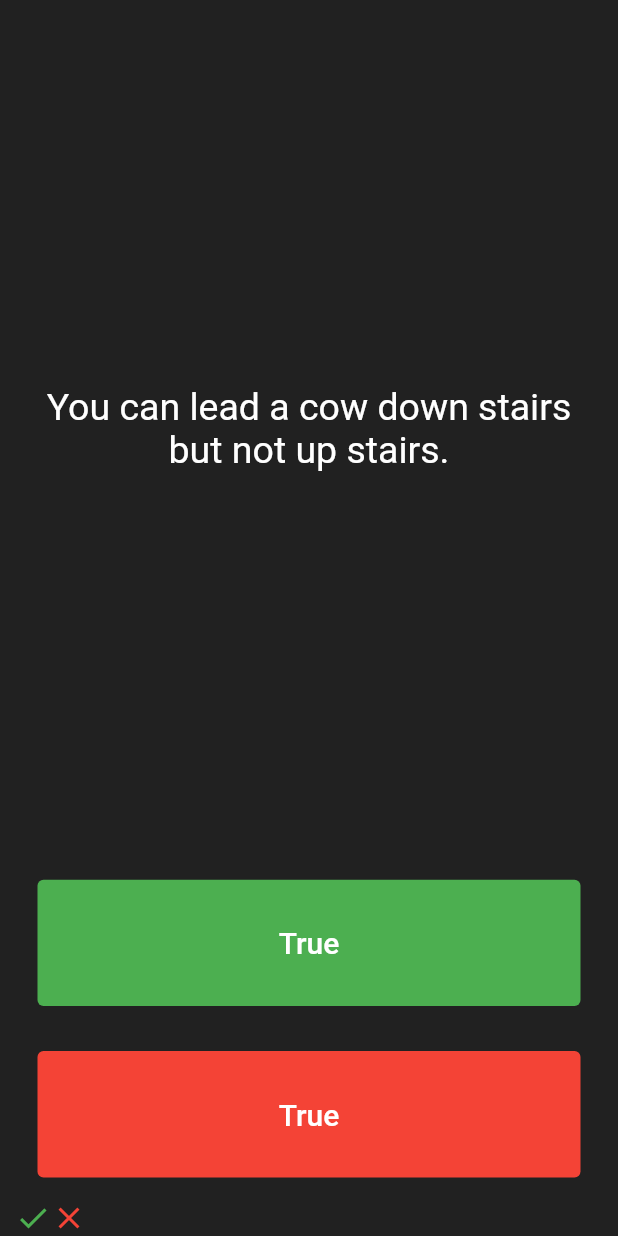
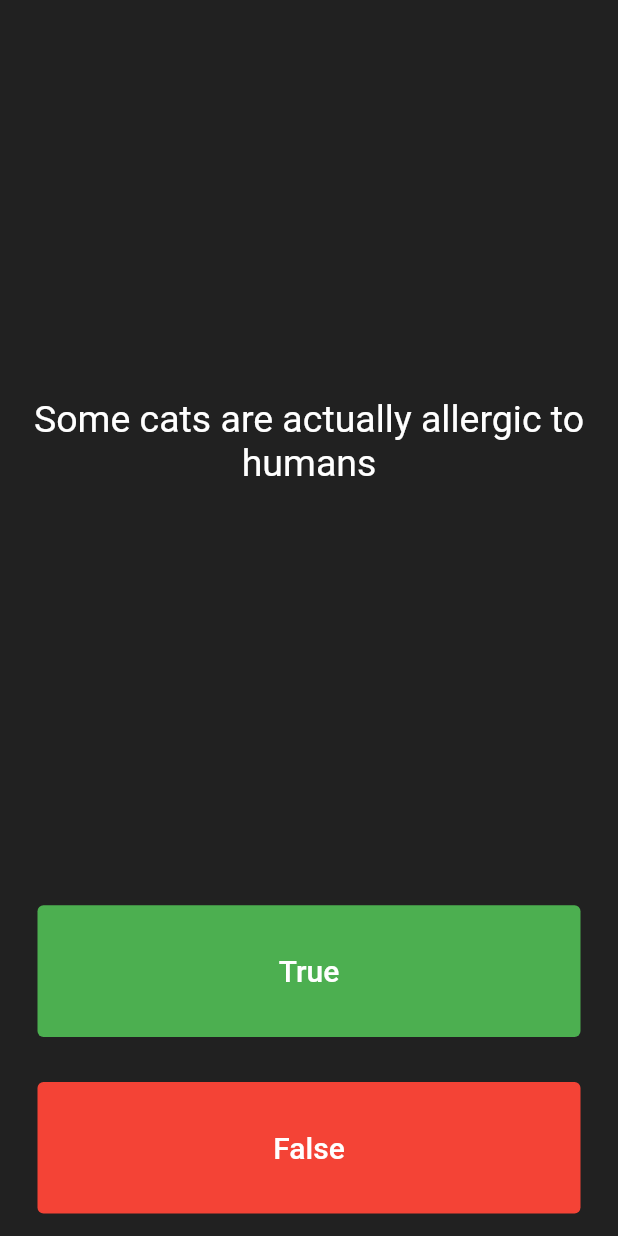
Before and after one commit to PratyushChauhan/Quizzler, a Flutter app: the screen it shows after launch, on a phone screen of 412 x 824 dp. Run offline on Flutter 3.47's test engine with Material 2 defaults, Android fonts, the phone set to English and light mode, and no system bars.

Commit message:
Created QuizBrain Class to store Question objects.

```diff
--- /dev/null
+++ b/lib/QuizBrain.dart
@@ -0,0 +1,31 @@
+import 'question.dart';
+
+class QuizBrain {
+  List<Question> questionBank = [
+    Question('Some cats are actually allergic to humans', true),
+    Question('You can lead a cow down stairs but not up stairs.', false),
+    Question('Approximately one quarter of human bones are in the feet.', true),
+    Question('A slug\'s blood is green.', true),
+    Question('Buzz Aldrin\'s mother\'s maiden name was \"Moon\".', true),
+    Question('It is illegal to pee in the Ocean in Portugal.', true),
+    Question(
+        'No piece of square dry paper can be folded in half more than 7 times.',
+        false),
+    Question(
+        'In London, UK, if you happen to die in the House of Parliament, you are technically entitled to a state funeral, because the building is considered too sacred a place.',
+        true),
+    Question(
+        'The loudest sound produced by any animal is 188 decibels. That animal is the African Elephant.',
+        false),
+    Question(
+        'The total surface area of two human lungs is approximately 70 square metres.',
+        true),
+    Question('Google was originally called \"Backrub\".', true),
+    Question(
+        'Chocolate affects a dog\'s heart and nervous system; a few ounces are enough to kill a small dog.',
+        true),
+    Question(
+        'In West Virginia, USA, if you accidentally hit an animal with your car, you are free to take it home to eat.',
+        true),
+  ];
+}
--- a/lib/main.dart
+++ b/lib/main.dart
@@ -1,8 +1,13 @@
 import 'package:flutter/material.dart';
+import 'QuizBrain.dart';
+
+QuizBrain quizBrain = QuizBrain(); //initializing object
 
 void main() => runApp(Quizzler());
 
 class Quizzler extends StatelessWidget {
+  const Quizzler({Key? key}) : super(key: key);
+
   @override
   Widget build(BuildContext context) {
     return MaterialApp(
@@ -10,7 +15,7 @@ class Quizzler extends StatelessWidget {
         backgroundColor: Colors.grey.shade900,
         body: SafeArea(
           child: Padding(
-            padding: EdgeInsets.symmetric(horizontal: 10.0),
+            padding: const EdgeInsets.symmetric(horizontal: 10.0),
             child: QuizPage(),
           ),
         ),
@@ -25,21 +30,8 @@ class QuizPage extends StatefulWidget {
 }
 
 class _QuizPageState extends State<QuizPage> {
-  List<Icon> scoreKeeper = [
-    Icon(
-      Icons.check,
-      color: Colors.green,
-    ),
-    Icon(
-      Icons.close,
-      color: Colors.red,
-    ),
-  ];
-  List<String> questions = [
-    'You can lead a cow down stairs but not up stairs.',
-    'Approximately one quarter of human bones are in the feet.',
-    'A slug\'s blood is green.'
-  ];
+  List<Icon> scoreKeeper = [];
+
   int questionNumber = 0;
 
   @override
@@ -51,12 +43,12 @@ class _QuizPageState extends State<QuizPage> {
         Expanded(
           flex: 5,
           child: Padding(
-            padding: EdgeInsets.all(10.0),
+            padding: const EdgeInsets.all(10.0),
             child: Center(
               child: Text(
-                questions[questionNumber],
+                quizBrain.questionBank[questionNumber].question,
                 textAlign: TextAlign.center,
-                style: TextStyle(
+                style: const TextStyle(
                   fontSize: 25.0,
                   color: Colors.white,
                 ),
@@ -66,11 +58,11 @@ class _QuizPageState extends State<QuizPage> {
         ),
         Expanded(
           child: Padding(
-            padding: EdgeInsets.all(15.0),
+            padding: const EdgeInsets.all(15.0),
             child: TextButton(
               style: ButtonStyle(
                   backgroundColor: MaterialStateProperty.all(Colors.green)),
-              child: Text(
+              child: const Text(
                 'True',
                 style: TextStyle(
                   color: Colors.white,
@@ -80,10 +72,17 @@ class _QuizPageState extends State<QuizPage> {
               onPressed: () {
                 //The user picked true.
                 setState(() {
-                  scoreKeeper.add(Icon(
+                  if (quizBrain.questionBank[questionNumber].answer == true) {
+                    scoreKeeper.add(const Icon(
+                      Icons.check,
+                      color: Colors.green,
+                    ));
+                  } else {
+                    scoreKeeper.add(const Icon(
                       Icons.close,
                       color: Colors.red,
                     ));
+                  }
                   questionNumber += 1;
                 });
               },
@@ -92,24 +91,31 @@ class _QuizPageState extends State<QuizPage> {
         ),
         Expanded(
           child: Padding(
-            padding: EdgeInsets.all(15.0),
+            padding: const EdgeInsets.all(15.0),
             child: TextButton(
               style: ButtonStyle(
                   backgroundColor: MaterialStateProperty.all(Colors.red)),
-              child: Text(
-                'True',
+              child: const Text(
+                'False',
                 style: TextStyle(
                   color: Colors.white,
                   fontSize: 20.0,
                 ),
               ),
               onPressed: () {
-                //The user picked true.
+                //The user picked false.
                 setState(() {
-                  scoreKeeper.add(Icon(
+                  if (quizBrain.questionBank[questionNumber].answer == false) {
+                    scoreKeeper.add(const Icon(
                       Icons.check,
                       color: Colors.green,
                     ));
+                  } else {
+                    scoreKeeper.add(const Icon(
+                      Icons.close,
+                      color: Colors.red,
+                    ));
+                  }
                   questionNumber += 1;
                 });
               },
@@ -123,9 +129,3 @@ class _QuizPageState extends State<QuizPage> {
     );
   }
 }
-
-/*
-question1: 'You can lead a cow down stairs but not up stairs.', false,
-question2: 'Approximately one quarter of human bones are in the feet.', true,
-question3: 'A slug\'s blood is green.', true,
-*/
```
Also changed, not shown: lib/question.dart (added, +8 -0 lines). Lines whose indentation alone changed are shown as unchanged.
